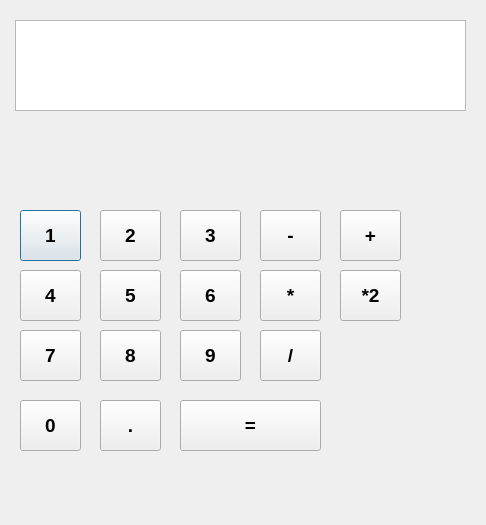
This is untitled.ui in Fylew/ProjektSaha as Qt 5 draws it before an edit. The edited form follows.
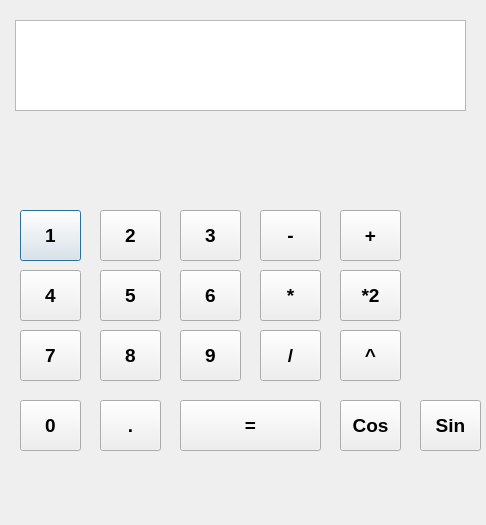
This is the edited form.

Commit message: Project for shcool

Patch:
```diff
--- a/untitled.ui
+++ b/untitled.ui
@@ -370,6 +370,66 @@
     </font>
    </property>
   </widget>
+  <widget class="QPushButton" name="pushButton_18">
+   <property name="geometry">
+    <rect>
+     <x>340</x>
+     <y>330</y>
+     <width>61</width>
+     <height>51</height>
+    </rect>
+   </property>
+   <property name="font">
+    <font>
+     <pointsize>14</pointsize>
+     <weight>75</weight>
+     <bold>true</bold>
+    </font>
+   </property>
+   <property name="text">
+    <string>^</string>
+   </property>
+  </widget>
+  <widget class="QPushButton" name="pushButton_19">
+   <property name="geometry">
+    <rect>
+     <x>340</x>
+     <y>400</y>
+     <width>61</width>
+     <height>51</height>
+    </rect>
+   </property>
+   <property name="font">
+    <font>
+     <pointsize>14</pointsize>
+     <weight>75</weight>
+     <bold>true</bold>
+    </font>
+   </property>
+   <property name="text">
+    <string>Cos</string>
+   </property>
+  </widget>
+  <widget class="QPushButton" name="pushButton_20">
+   <property name="geometry">
+    <rect>
+     <x>420</x>
+     <y>400</y>
+     <width>61</width>
+     <height>51</height>
+    </rect>
+   </property>
+   <property name="font">
+    <font>
+     <pointsize>14</pointsize>
+     <weight>75</weight>
+     <bold>true</bold>
+    </font>
+   </property>
+   <property name="text">
+    <string>Sin</string>
+   </property>
+  </widget>
  </widget>
  <resources/>
  <connections/>
```
The commit also changes 1 other file.
